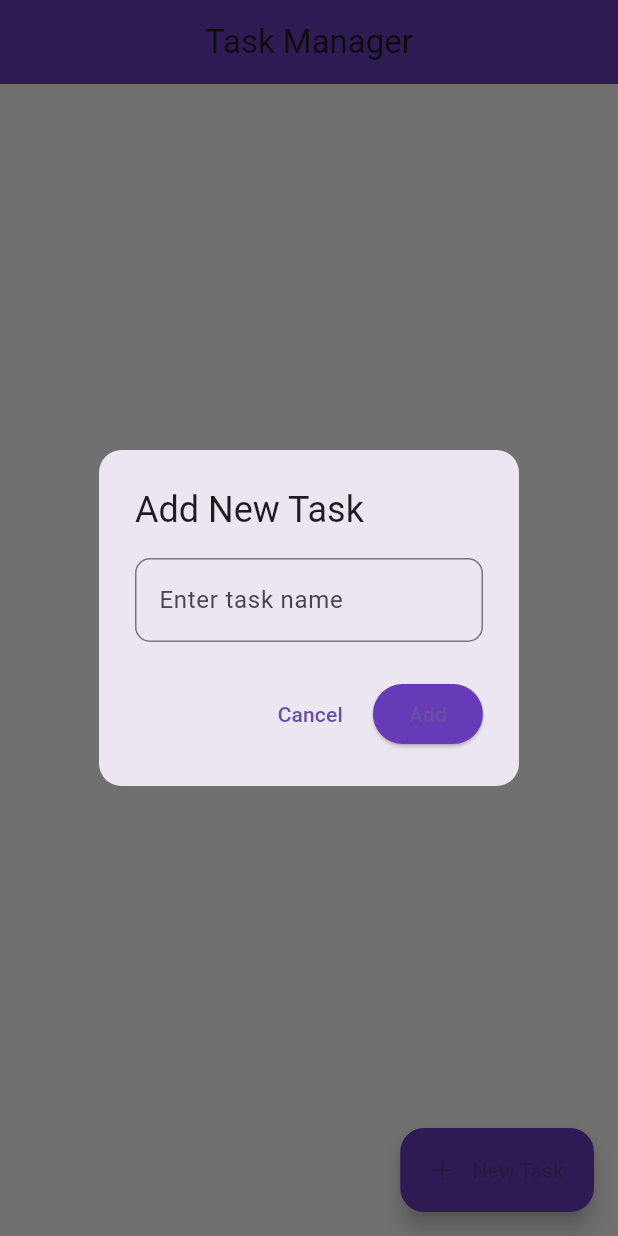
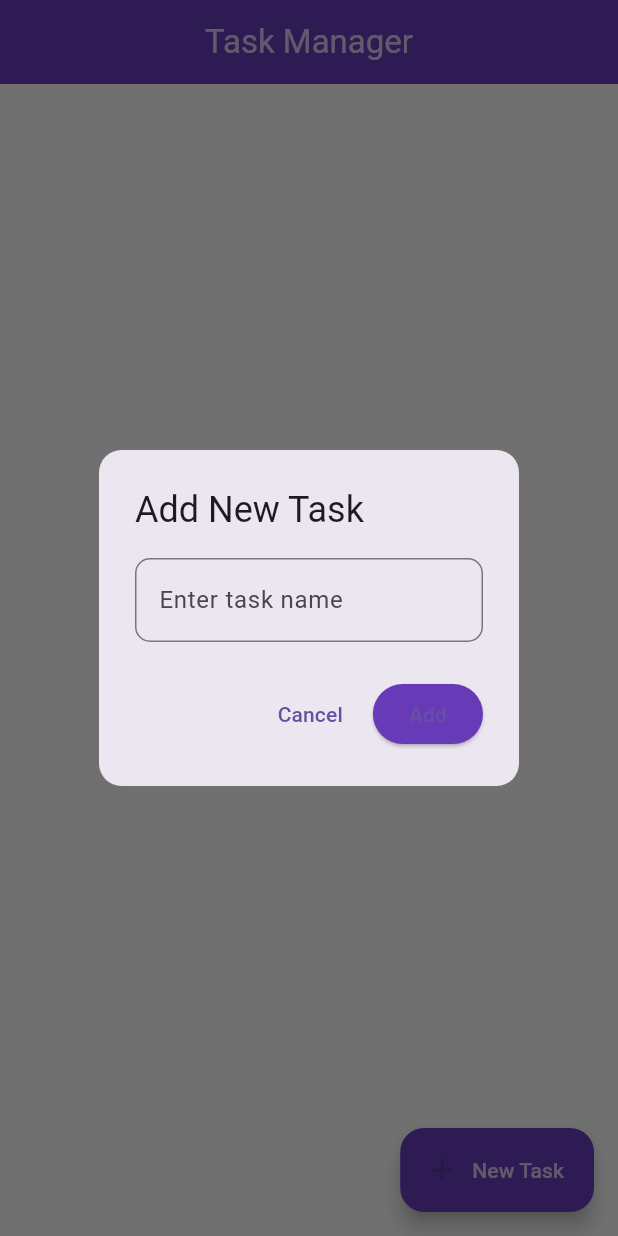
Before and after one commit to soykotrah12/it-way-bd-task_xtreen_task, a Flutter app: the screen it shows after launch, after a tap on "New Task", on a phone screen of 412 x 824 dp. Run offline on Flutter 3.47's test engine with Material 3 defaults, Android fonts, the phone set to English and light mode, and no system bars; network calls fail.

Commit message:
initial commit

```diff
--- a/lib/pages/home.dart
+++ b/lib/pages/home.dart
@@ -13,7 +13,7 @@ class HomeScreen extends StatelessWidget {
     return Scaffold(
       backgroundColor: Colors.grey[100],
       appBar: AppBar(
-        title: Text("Task Manager"),
+        title: Text(style: TextStyle(color:Colors.white70 ),"Task Manager"),
         centerTitle: true,
         backgroundColor: Colors.deepPurple,
         elevation: 0,
@@ -68,8 +68,8 @@ class HomeScreen extends StatelessWidget {
       ),
       floatingActionButton: FloatingActionButton.extended(
         backgroundColor: Colors.deepPurple,
-        icon: Icon(Icons.add),
-        label: Text("New Task"),
+        icon:  Icon(Icons.add),
+        label: Text(style: TextStyle(color: Colors.white70),"New Task"),
         onPressed: () {
           showDialog(
             context: context,
```
